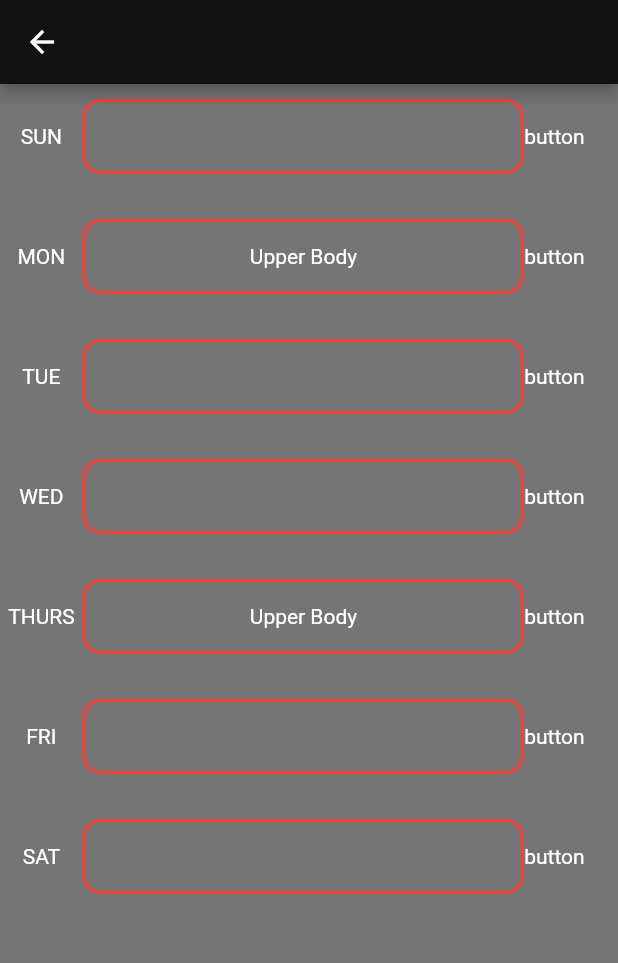
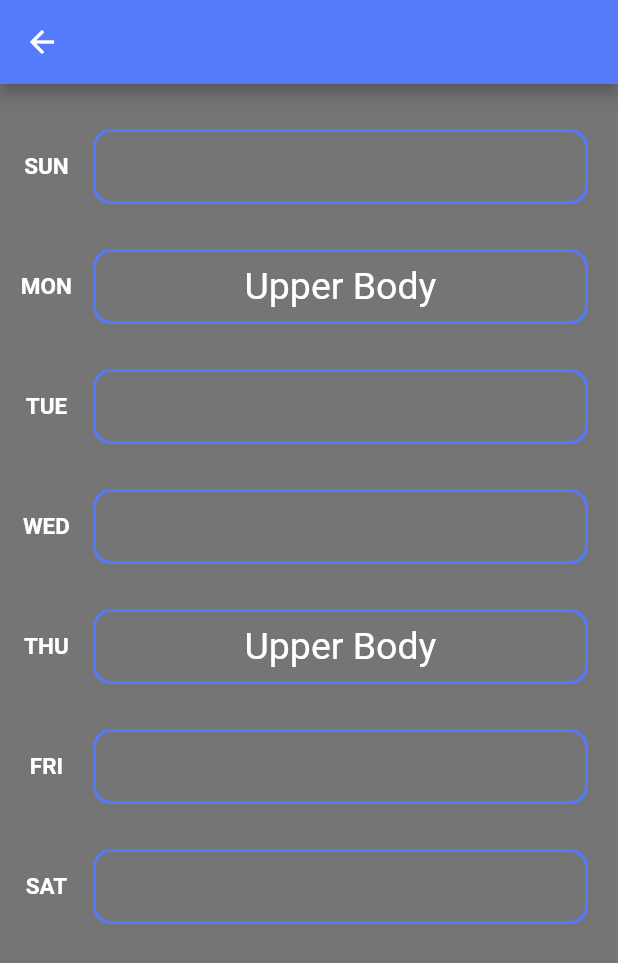
Before and after one commit to ftmateus/ipm_group_31_project, a Flutter app: the RoutineScreen screen opened directly with sample values from the repository, on a phone screen of 412 x 824 dp. Shown: the top 963 px of the screen. Run offline on Flutter 3.47's test engine with Material 2 defaults, Android fonts, the phone set to English and light mode, and no system bars; our stand-ins replace flutter_lorem; missing offline and left inert: assorted_layout_widgets.

Commit message:
Fixed ui bugs

```diff
--- a/jacked_up/lib/ExerciseScreen.dart
+++ b/jacked_up/lib/ExerciseScreen.dart
@@ -15,7 +15,11 @@ class _ExerciseScreenState extends State<ExerciseScreen> {
   @override
   Widget build(BuildContext context) {
     return Scaffold(
-        appBar: AppBar(title: const Text("View Exercise"), centerTitle: true,),
+        appBar: AppBar(
+          title: const Text("View Exercise"),
+          centerTitle: true,
+          backgroundColor: Theme.of(context).colorScheme.primary,
+        ),
         body: Column(
           children: [
             Expanded(
--- a/jacked_up/lib/GroupExercisesScreen.dart
+++ b/jacked_up/lib/GroupExercisesScreen.dart
@@ -219,6 +219,7 @@ class _GroupExercisesScreenState extends State<GroupExercisesScreen> {
         title: Text(widget.title),
         centerTitle: true,
         actions: [new Container()],
+        backgroundColor: Theme.of(context).colorScheme.primary,
       ),
       body: Center(
         child: Column(
--- a/jacked_up/lib/Routine.dart
+++ b/jacked_up/lib/Routine.dart
@@ -15,7 +15,7 @@ List<Routine> allRoutines = [
     'MON': defaultTrainingPlans[0],
     'TUE': null,
     'WED': null,
-    'THURS': defaultTrainingPlans[0],
+    'THU': defaultTrainingPlans[0],
     'FRI': null,
     'SAT': null,
   }),
@@ -24,7 +24,7 @@ List<Routine> allRoutines = [
     'MON': null,
     'TUE': null,
     'WED': defaultTrainingPlans[0],
-    'THURS': null,
+    'THU': null,
     'FRI': null,
     'SAT': null,
   }),
--- a/jacked_up/lib/RoutineCreationScreen.dart
+++ b/jacked_up/lib/RoutineCreationScreen.dart
@@ -155,7 +155,7 @@ class _RoutineCreationScreenState
         appBar: AppBar(
           leadingWidth: 100,
           leading: cancelButton(),
-          title: Center(child: Text(widget.title)),
+          title: Center(child: Text(widget.title, style: TextStyle(fontSize: 20),)),
           actions: [
             createPlanButton()
           ],
--- a/jacked_up/lib/RoutineScreen.dart
+++ b/jacked_up/lib/RoutineScreen.dart
@@ -4,8 +4,7 @@ import 'Routine.dart';
 import 'TrainingPlan.dart';
 
 class TrainingPlanTile extends StatelessWidget {
-  const TrainingPlanTile({Key? key, required this.planByDay})
-      : super(key: key);
+  const TrainingPlanTile({Key? key, required this.planByDay}) : super(key: key);
 
   final MapEntry<String, TrainingPlan?> planByDay;
 
@@ -14,27 +13,32 @@ class TrainingPlanTile extends StatelessWidget {
     return Row(
       children: [
         Expanded(
-          flex: 15,
-            child: Center(child: Text(planByDay.key))),
+            flex: 15,
+            child: Center(
+                child: Text(
+              planByDay.key,
+              style: TextStyle(fontWeight: FontWeight.bold, fontSize: 15),
+            ))),
         Expanded(
           flex: 80,
           child: InkWell(
             onTap: () {},
             child: Container(
-                height: 50,
-                decoration: BoxDecoration(
-                  border: Border.all(width: 2, color: Colors.red),
-                  borderRadius: BorderRadius.all(Radius.circular(12))
-                ),
-                child: Center(
-                  child: Text(planByDay.value == null?'':planByDay.value!.name),
+              height: 50,
+              decoration: BoxDecoration(
+                  border: Border.all(
+                      width: 2, color: Theme.of(context).colorScheme.primary),
+                  borderRadius: const BorderRadius.all(Radius.circular(12))),
+              child: Center(
+                child: Text(
+                  planByDay.value == null ? '' : planByDay.value!.name,
+                  style: const TextStyle(fontSize: 25),
                 ),
               ),
+            ),
           ),
         ),
-        Expanded(
-          flex: 17,
-            child: Text("button")),
+        Padding(padding: EdgeInsets.only(right: 20))
       ],
     );
   }
@@ -51,22 +55,26 @@ class RoutineScreen extends StatefulWidget {
 }
 
 class _RoutineScreenState extends State<RoutineScreen> {
-
   @override
   Widget build(BuildContext context) {
     return Scaffold(
         appBar: AppBar(
-          title: Center(child: Text(widget.title)),
+          title: Text(widget.title),
+          backgroundColor: Theme.of(context).colorScheme.primary,
+          centerTitle: true,
         ),
         body: Padding(
-          padding: EdgeInsets.fromLTRB(0, 10, 0, 0),
+          padding: EdgeInsets.fromLTRB(0, 30, 0, 0),
           child: ListView.separated(
             itemCount: widget.routine.plansByDay.length,
             itemBuilder: (context, index) {
-              return TrainingPlanTile(planByDay: List.of(widget.routine.plansByDay.entries)[index]);
+              return TrainingPlanTile(
+                  planByDay: List.of(widget.routine.plansByDay.entries)[index]);
             },
             separatorBuilder: (BuildContext context, int index) {
-              return Container(height: 30,);
+              return Container(
+                height: 30,
+              );
             },
           ),
         ));
--- a/jacked_up/lib/TrainingPlansScreen.dart
+++ b/jacked_up/lib/TrainingPlansScreen.dart
@@ -123,6 +123,7 @@ class _TrainingPlansScreenState extends State<TrainingPlansScreen> {
         title:Text('Training Plans'),
         centerTitle: true,
         actions: [new Container()],
+        backgroundColor: Theme.of(context).colorScheme.primary,
       ),
       body: Center(
         child: Column(
@@ -157,7 +158,7 @@ class _TrainingPlansScreenState extends State<TrainingPlansScreen> {
             viewOnly
                 ? Container()
                 : Padding(
-                    padding: const EdgeInsets.all(8.0),
+                    padding: const EdgeInsets.only(bottom: 15),
                     child: InkWell(
                       onTap: () => Navigator.push(
                         context,
@@ -177,7 +178,7 @@ class _TrainingPlansScreenState extends State<TrainingPlansScreen> {
                         });
                       }),
                       child: Container(
-                        width: MediaQuery.of(context).size.width * 0.75,
+                        width: MediaQuery.of(context).size.width * 0.85,
                         height: 50,
                         child: Card(
                           shape: RoundedRectangleBorder(
```
Also changed, not shown: jacked_up/lib/MainMenu.dart (+35 -10 lines), jacked_up/lib/MenuOptions.dart (+8 -2 lines), jacked_up/lib/RoutinesScreen.dart (+16 -11 lines), jacked_up/lib/TrainingPlanScreen.dart (+24 -12 lines).
